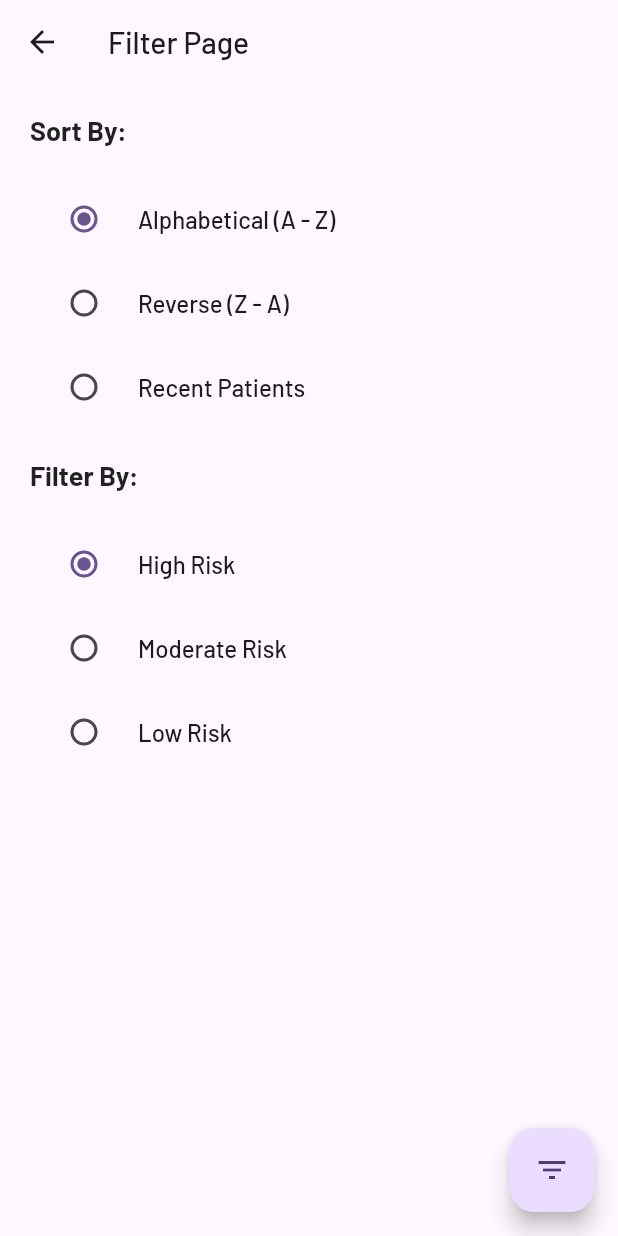
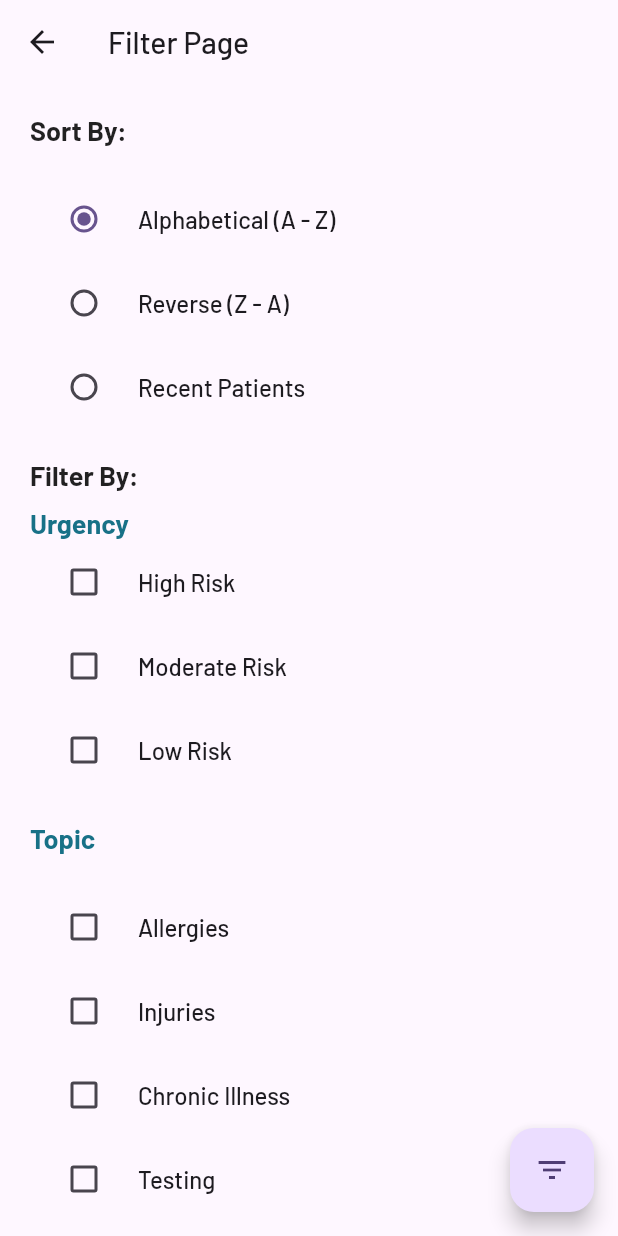
Before and after one commit to Matirix/Project_Gateway, a Flutter app: the FilterPage screen opened directly, on a phone screen of 412 x 824 dp. Run offline on Flutter 3.47's test engine with Material 2 defaults, Android fonts, the phone set to English and light mode, and no system bars; our stand-ins replace flutter_secure_storage, flutter_svg, google_fonts, loading_animation_widget, speech_to_text; missing offline and left inert: flutter_pdfview; accounts and stored records are empty.

Commit message:
finish the filter page

```diff
--- a/lib/utils/filter_page.dart
+++ b/lib/utils/filter_page.dart
@@ -8,6 +8,7 @@ class FilterPage extends StatefulWidget {
 class _FilterPageState extends State<FilterPage> {
   // Define your state variables here
   int _selectedSortByIndex = 0;
+  List<bool> _selectedFilterByOptions = [false, false, false];
 
   @override
   void initState() {
@@ -21,7 +22,8 @@ class _FilterPageState extends State<FilterPage> {
       appBar: AppBar(
         title: Text('Filter Page'),
       ),
-      body: Container(
+      body: SingleChildScrollView(
+        child: Container(
           width: MediaQuery.of(context).size.width,
           height: MediaQuery.of(context).size.height,
           child: Column(
@@ -65,7 +67,7 @@ class _FilterPageState extends State<FilterPage> {
                       ),
                     ),
                     RadioListTile(
-                    value: 1,
+                      value: 2,
                       groupValue: _selectedSortByIndex,
                       onChanged: (int? value) {
                         setState(() {
@@ -81,50 +83,57 @@ class _FilterPageState extends State<FilterPage> {
                 ),
               ),
               const Padding(
-              padding: EdgeInsets.all(20.0),
+                padding: EdgeInsets.fromLTRB(20.0, 20.0, 20.0, 0.0),
                 child: Text(
                   "Filter By:",
                   style: TextStyle(fontSize: 18, fontWeight: FontWeight.bold),
+                ),
+              ),
+              const Padding(
+                padding: EdgeInsets.fromLTRB(20.0, 10.0, 20.0, 0.0),
+                child: Text(
+                  "Urgency",
+                  style: TextStyle(fontSize: 18, fontWeight: FontWeight.bold, color: Color(0xFF187187)),
                 ),
               ),
               Padding(
                 padding: EdgeInsets.symmetric(horizontal: 20.0),
                 child: Column(
                   children: [
-                  RadioListTile(
-                    value: 0,
-                    groupValue: _selectedSortByIndex,
-                    onChanged: (int? value) {
+                    CheckboxListTile(
+                      value: _selectedFilterByOptions[0],
+                      onChanged: (bool? value) {
                         setState(() {
-                        _selectedSortByIndex = value!;
+                          _selectedFilterByOptions[0] = value!;
                         });
                       },
+                      controlAffinity: ListTileControlAffinity.leading,
                       title: const Text(
                         "High Risk",
                         style: TextStyle(fontSize: 16),
                       ),
                     ),
-                  RadioListTile(
-                    value: 1,
-                    groupValue: _selectedSortByIndex,
-                    onChanged: (int? value) {
+                    CheckboxListTile(
+                      value: _selectedFilterByOptions[1],
+                      onChanged: (bool? value) {
                         setState(() {
-                        _selectedSortByIndex = value!;
+                          _selectedFilterByOptions[1] = value!;
                         });
                       },
+                      controlAffinity: ListTileControlAffinity.leading,
                       title: const Text(
                         "Moderate Risk",
                         style: TextStyle(fontSize: 16),
                       ),
                     ),
-                  RadioListTile(
-                    value: 1,
-                    groupValue: _selectedSortByIndex,
-                    onChanged: (int? value) {
+                    CheckboxListTile(
+                      value: _selectedFilterByOptions[2],
+                      onChanged: (bool? value) {
                         setState(() {
-                        _selectedSortByIndex = value!;
+                          _selectedFilterByOptions[2] = value!;
                         });
                       },
+                      controlAffinity: ListTileControlAffinity.leading,
                       title: const Text(
                         "Low Risk",
                         style: TextStyle(fontSize: 16),
@@ -133,7 +142,74 @@ class _FilterPageState extends State<FilterPage> {
                   ],
                 ),
               ),
+              const Padding(
+                padding: EdgeInsets.all(20.0),
+                child: Text(
+                  "Topic",
+                  style: TextStyle(fontSize: 18, fontWeight: FontWeight.bold, color: Color(0xFF187187)),
+                ),
+              ),
+              Padding(
+                padding: EdgeInsets.symmetric(horizontal: 20.0),
+                child: Column(
+                  children: [
+                    CheckboxListTile(
+                      value: _selectedFilterByOptions[0],
+                      onChanged: (bool? value) {
+                        setState(() {
+                          _selectedFilterByOptions[0] = value!;
+                        });
+                      },
+                      controlAffinity: ListTileControlAffinity.leading,
+                      title: const Text(
+                        "Allergies",
+                        style: TextStyle(fontSize: 16),
+                      ),
+                    ),
+                    CheckboxListTile(
+                      value: _selectedFilterByOptions[1],
+                      onChanged: (bool? value) {
+                        setState(() {
+                          _selectedFilterByOptions[1] = value!;
+                        });
+                      },
+                      controlAffinity: ListTileControlAffinity.leading,
+                      title: const Text(
+                        "Injuries",
+                        style: TextStyle(fontSize: 16),
+                      ),
+                    ),
+                    CheckboxListTile(
+                      value: _selectedFilterByOptions[2],
+                      onChanged: (bool? value) {
+                        setState(() {
+                          _selectedFilterByOptions[2] = value!;
+                        });
+                      },
+                      controlAffinity: ListTileControlAffinity.leading,
+                      title: const Text(
+                        "Chronic Illness",
+                        style: TextStyle(fontSize: 16),
+                      ),
+                    ),
+                    CheckboxListTile(
+                      value: _selectedFilterByOptions[2],
+                      onChanged: (bool? value) {
+                        setState(() {
+                          _selectedFilterByOptions[2] = value!;
+                        });
+                      },
+                      controlAffinity: ListTileControlAffinity.leading,
+                      title: const Text(
+                        "Testing",
+                        style: TextStyle(fontSize: 16),
+                      ),
+                    ),
                   ],
+                ),
+              ),
+            ],
+          ),
         ),
       ),
       floatingActionButton: FloatingActionButton(
```
Lines whose indentation alone changed are shown as unchanged.
